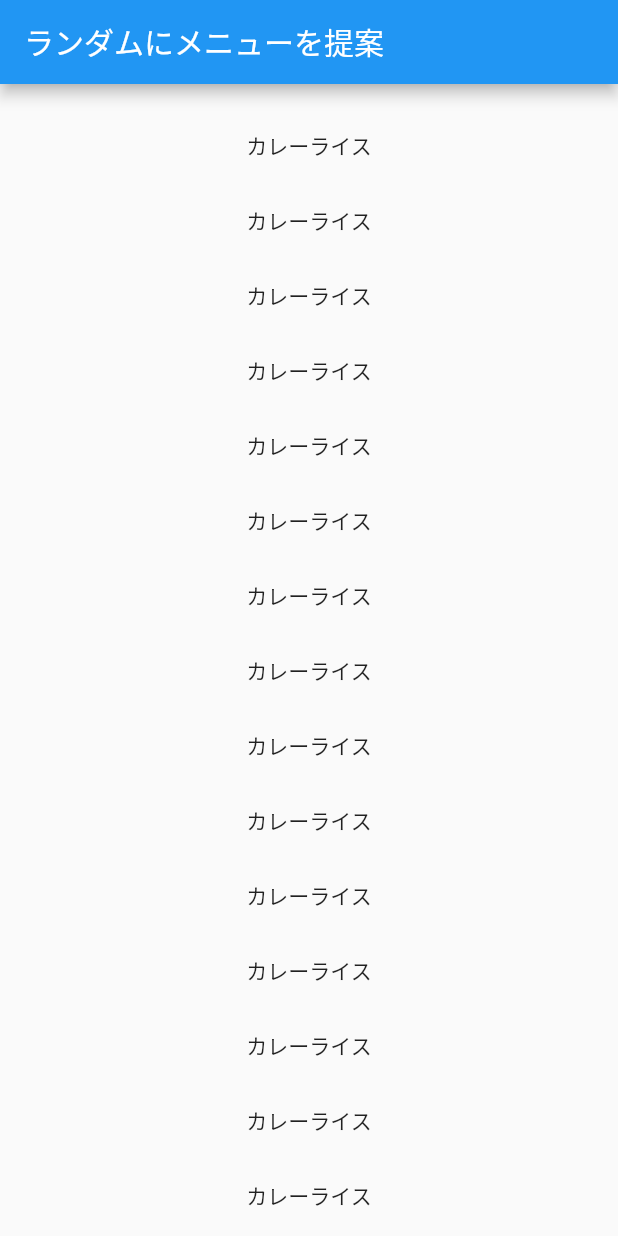
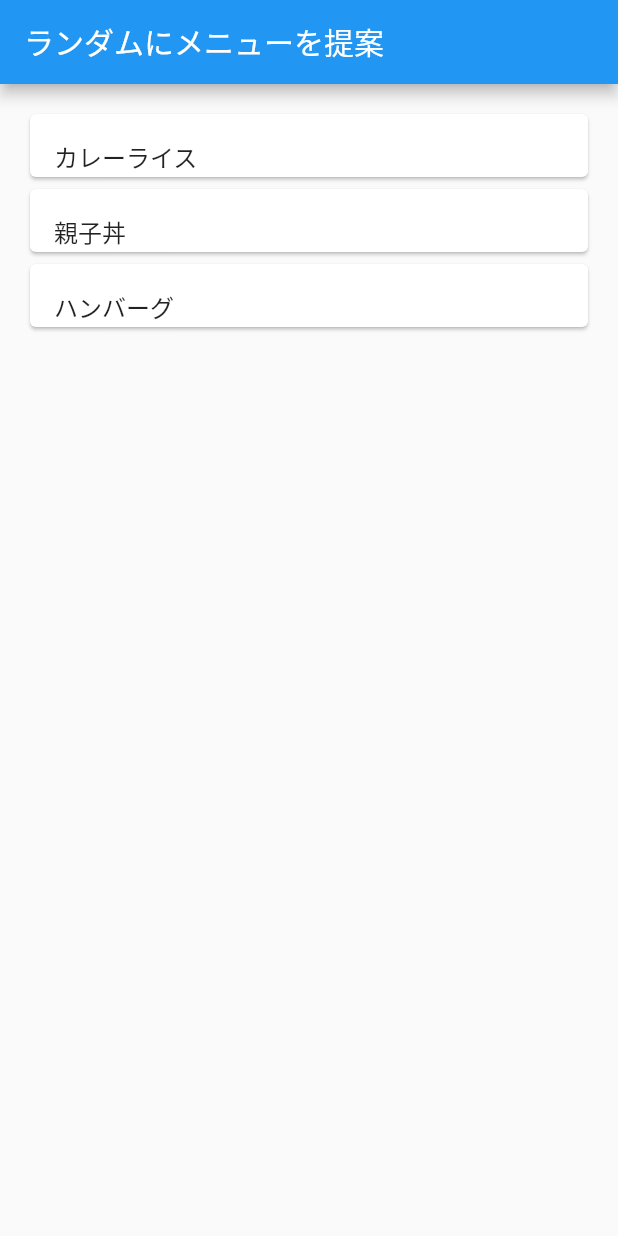
Before and after one commit to enpitut2021/phoenix, a Flutter app: the screen it shows after launch, on a phone screen of 412 x 824 dp. Run offline on Flutter 3.47's test engine with Material 2 defaults, Android fonts, the phone set to English and light mode, and no system bars.

Commit message:
メニュー表示部分の作成

```diff
--- a/lib/main.dart
+++ b/lib/main.dart
@@ -15,19 +15,19 @@ class MyApp extends StatelessWidget {
       theme: ThemeData(
         primarySwatch: Colors.blue,
       ),
-      home: SuggestMenu(),
+      home: SuggestMenus(),
     );
   }
 }
 
-class SuggestMenu extends StatefulWidget {
-  const SuggestMenu({Key? key}) : super(key: key);
+class SuggestMenus extends StatefulWidget {
+  const SuggestMenus({Key? key}) : super(key: key);
 
   @override
-  _SuggestMenuState createState() => _SuggestMenuState();
+  _SuggestMenusState createState() => _SuggestMenusState();
 }
 
-class _SuggestMenuState extends State<SuggestMenu> {
+class _SuggestMenusState extends State<SuggestMenus> {
   @override
   Widget build(BuildContext context) {
     return Scaffold(
@@ -39,14 +39,23 @@ class _SuggestMenuState extends State<SuggestMenu> {
   }
 
   Widget _buildSuggestions() {
+    //このリストはあとでjsonからとってくるようにする
+    final List<String> Menus = <String>['カレーライス', '親子丼', 'ハンバーグ'];
     return ListView.builder(
       padding: const EdgeInsets.all(16),
+      itemCount: Menus.length,
       itemBuilder: (BuildContext context, int index) {
         return Container(
           height: 50,
-          child: Center(child: Text('カレーライス')),
+          child: _tile(Menus[index]),
         );
       },
     );
   }
+
+  Widget _tile(String menu) {
+    return Card(
+      child: ListTile(title: Text(menu)),
+    );
+  }
 }
```
Also changed, not shown: 4 other files.
